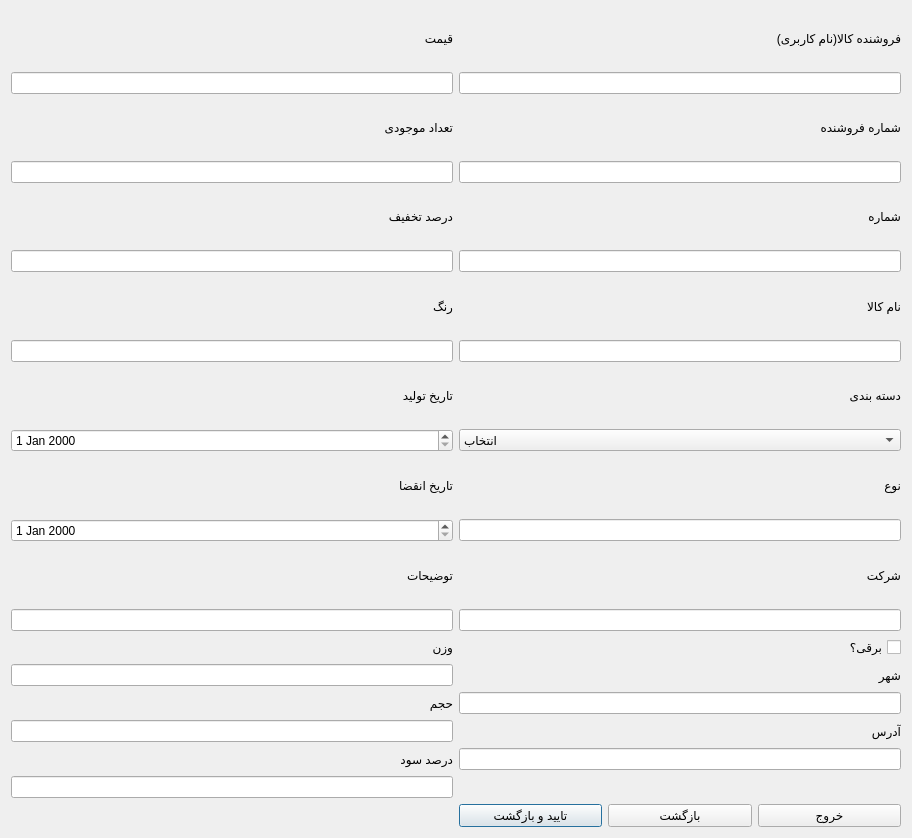
Old version of the form editcommoditydialog.ui in the repository Alireza8hi/Project-DigiKala.
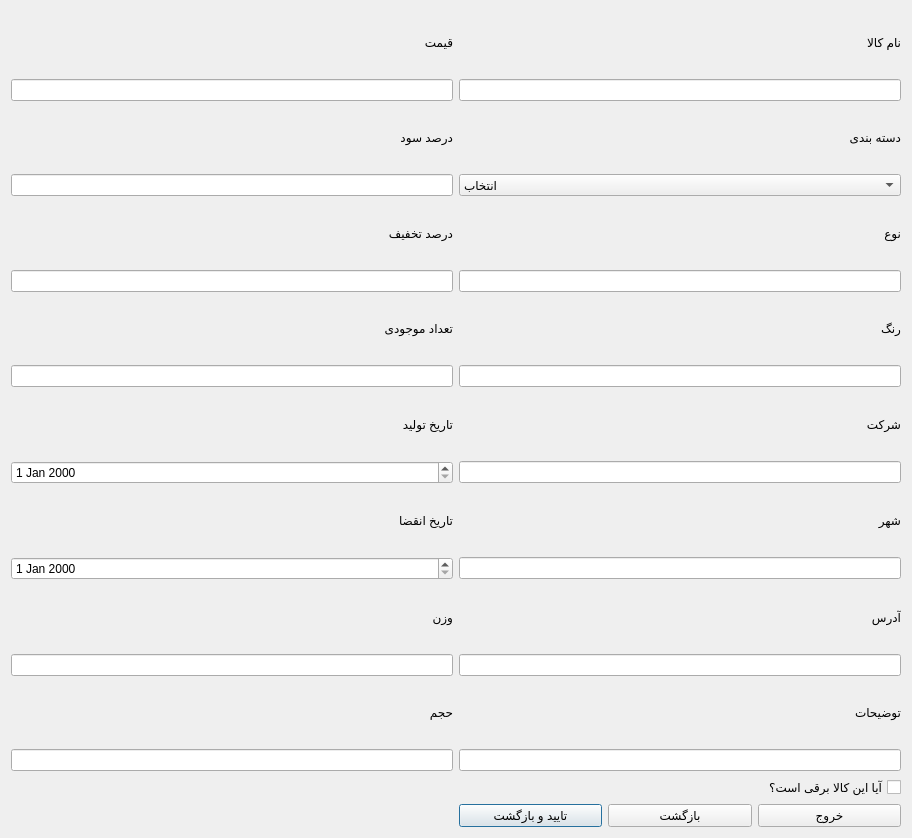
New version of the form.

Diff of the .ui file:
```diff
--- a/editcommoditydialog.ui
+++ b/editcommoditydialog.ui
@@ -14,179 +14,165 @@
    <string>Dialog</string>
   </property>
   <layout class="QGridLayout" name="gridLayout">
-   <item row="8" column="0">
-    <widget class="QLabel" name="label_10">
-     <property name="text">
-      <string>تاریخ تولید</string>
-     </property>
-    </widget>
-   </item>
-   <item row="11" column="0">
-    <widget class="QDateEdit" name="ExpirationDateDe"/>
-   </item>
-   <item row="3" column="0">
-    <widget class="QLineEdit" name="NumOfSellLe"/>
-   </item>
-   <item row="0" column="0">
-    <widget class="QLabel" name="label_6">
-     <property name="text">
-      <string>قیمت</string>
-     </property>
-    </widget>
-   </item>
    <item row="1" column="0">
     <widget class="QLineEdit" name="CostLe"/>
    </item>
-   <item row="10" column="0">
-    <widget class="QLabel" name="label_11">
-     <property name="text">
-      <string>تاریخ انقضا</string>
-     </property>
-    </widget>
-   </item>
-   <item row="19" column="0">
-    <widget class="QLineEdit" name="ProfitPercentLe"/>
-   </item>
-   <item row="13" column="0">
-    <widget class="QLineEdit" name="DescriptionLe"/>
-   </item>
-   <item row="4" column="0">
-    <widget class="QLabel" name="label_8">
-     <property name="text">
-      <string>درصد تخفیف</string>
-     </property>
-    </widget>
-   </item>
-   <item row="2" column="1">
-    <widget class="QLabel" name="label_17">
-     <property name="text">
-      <string>شماره فروشنده</string>
-     </property>
-    </widget>
-   </item>
-   <item row="5" column="1">
-    <widget class="QLineEdit" name="NumberLe"/>
-   </item>
-   <item row="17" column="0">
+   <item row="15" column="0">
     <widget class="QLineEdit" name="VolumeLe"/>
    </item>
+   <item row="27" column="1">
+    <layout class="QHBoxLayout" name="horizontalLayout">
+     <item>
+      <widget class="QPushButton" name="ConfirmAndReturnBtn">
+       <property name="text">
+        <string>تایید و بازگشت</string>
+       </property>
+      </widget>
+     </item>
+     <item>
+      <widget class="QPushButton" name="ReturnBtn">
+       <property name="text">
+        <string>بازگشت</string>
+       </property>
+      </widget>
+     </item>
+     <item>
+      <widget class="QPushButton" name="ExitBtn">
+       <property name="text">
+        <string>خروج</string>
+       </property>
+      </widget>
+     </item>
+    </layout>
+   </item>
+   <item row="13" column="1">
+    <widget class="QLineEdit" name="AddressLe"/>
+   </item>
+   <item row="5" column="0">
+    <widget class="QLineEdit" name="DiscountPercentLe"/>
+   </item>
    <item row="9" column="0">
     <widget class="QDateEdit" name="ProductionDateDe"/>
    </item>
-   <item row="16" column="0">
+   <item row="7" column="1">
+    <widget class="QLineEdit" name="ColorLe"/>
+   </item>
+   <item row="4" column="1">
+    <widget class="QLabel" name="label_4">
+     <property name="text">
+      <string>نوع</string>
+     </property>
+    </widget>
+   </item>
+   <item row="5" column="1">
+    <widget class="QLineEdit" name="TypeLe"/>
+   </item>
+   <item row="12" column="1">
+    <widget class="QLabel" name="label_20">
+     <property name="text">
+      <string>آدرس</string>
+     </property>
+    </widget>
+   </item>
+   <item row="14" column="0">
     <widget class="QLabel" name="label_14">
      <property name="text">
       <string>حجم</string>
      </property>
     </widget>
    </item>
-   <item row="1" column="1">
-    <widget class="QLineEdit" name="OwnerLe"/>
+   <item row="6" column="1">
+    <widget class="QLabel" name="label_9">
+     <property name="text">
+      <string>رنگ</string>
+     </property>
+    </widget>
    </item>
-   <item row="3" column="1">
-    <widget class="QLineEdit" name="OwnerPhoneNumber"/>
-   </item>
-   <item row="0" column="1">
-    <widget class="QLabel" name="label_16">
+   <item row="2" column="1">
+    <widget class="QLabel" name="label_3">
      <property name="text">
-      <string>فروشنده کالا(نام کاربری)</string>
+      <string>دسته بندی</string>
      </property>
     </widget>
    </item>
-   <item row="7" column="0">
-    <widget class="QLineEdit" name="ColorLe"/>
-   </item>
-   <item row="5" column="0">
-    <widget class="QLineEdit" name="DiscountPercentLe"/>
-   </item>
-   <item row="12" column="0">
+   <item row="14" column="1">
     <widget class="QLabel" name="label_12">
      <property name="text">
       <string>توضیحات</string>
      </property>
     </widget>
    </item>
-   <item row="15" column="0">
+   <item row="4" column="0">
+    <widget class="QLabel" name="label_8">
+     <property name="text">
+      <string>درصد تخفیف</string>
+     </property>
+    </widget>
+   </item>
+   <item row="7" column="0">
+    <widget class="QLineEdit" name="NumberLe"/>
+   </item>
+   <item row="3" column="0">
+    <widget class="QLineEdit" name="ProfitPercentLe"/>
+   </item>
+   <item row="11" column="1">
+    <widget class="QLineEdit" name="CityLe"/>
+   </item>
+   <item row="0" column="1">
+    <widget class="QLabel" name="label_21">
+     <property name="text">
+      <string>نام کالا</string>
+     </property>
+    </widget>
+   </item>
+   <item row="13" column="0">
     <widget class="QLineEdit" name="WeightLe"/>
    </item>
-   <item row="14" column="0">
+   <item row="12" column="0">
     <widget class="QLabel" name="label_13">
      <property name="text">
       <string>وزن</string>
      </property>
     </widget>
    </item>
-   <item row="4" column="1">
-    <widget class="QLabel" name="label_2">
+   <item row="9" column="1">
+    <widget class="QLineEdit" name="CompanyLe"/>
+   </item>
+   <item row="10" column="0">
+    <widget class="QLabel" name="label_11">
      <property name="text">
-      <string>شماره</string>
+      <string>تاریخ انقضا</string>
      </property>
     </widget>
    </item>
-   <item row="18" column="0">
+   <item row="11" column="0">
+    <widget class="QDateEdit" name="ExpirationDateDe"/>
+   </item>
+   <item row="15" column="1">
+    <widget class="QLineEdit" name="DescriptionLe"/>
+   </item>
+   <item row="2" column="0">
     <widget class="QLabel" name="label_15">
      <property name="text">
       <string>درصد سود</string>
      </property>
     </widget>
    </item>
-   <item row="2" column="0">
+   <item row="8" column="0">
+    <widget class="QLabel" name="label_10">
+     <property name="text">
+      <string>تاریخ تولید</string>
+     </property>
+    </widget>
+   </item>
+   <item row="6" column="0">
     <widget class="QLabel" name="label_7">
      <property name="text">
       <string>تعداد موجودی</string>
      </property>
     </widget>
    </item>
-   <item row="6" column="0">
-    <widget class="QLabel" name="label_9">
-     <property name="text">
-      <string>رنگ</string>
-     </property>
-    </widget>
-   </item>
-   <item row="22" column="1">
-    <layout class="QHBoxLayout" name="horizontalLayout">
-     <item>
-      <widget class="QPushButton" name="ConfirmAndReturnBtn">
-       <property name="text">
-        <string>تایید و بازگشت</string>
-       </property>
-      </widget>
-     </item>
-     <item>
-      <widget class="QPushButton" name="ReturnBtn">
-       <property name="text">
-        <string>بازگشت</string>
-       </property>
-      </widget>
-     </item>
-     <item>
-      <widget class="QPushButton" name="ExitBtn">
-       <property name="text">
-        <string>خروج</string>
-       </property>
-      </widget>
-     </item>
-    </layout>
-   </item>
-   <item row="6" column="1">
-    <widget class="QLabel" name="label_21">
-     <property name="text">
-      <string>نام کالا</string>
-     </property>
-    </widget>
-   </item>
-   <item row="7" column="1">
-    <widget class="QLineEdit" name="NameLe"/>
-   </item>
-   <item row="8" column="1">
-    <widget class="QLabel" name="label_3">
-     <property name="text">
-      <string>دسته بندی</string>
-     </property>
-    </widget>
-   </item>
-   <item row="9" column="1">
+   <item row="3" column="1">
     <widget class="QComboBox" name="CategoryCombo">
      <item>
       <property name="text">
@@ -265,59 +251,43 @@
      </item>
     </widget>
    </item>
+   <item row="1" column="1">
+    <widget class="QLineEdit" name="NameLe"/>
+   </item>
    <item row="10" column="1">
-    <widget class="QLabel" name="label_4">
+    <widget class="QLabel" name="label_19">
      <property name="text">
-      <string>نوع</string>
+      <string>شهر</string>
      </property>
     </widget>
    </item>
-   <item row="11" column="1">
-    <widget class="QLineEdit" name="TypeLe"/>
+   <item row="0" column="0">
+    <widget class="QLabel" name="label_6">
+     <property name="text">
+      <string>قیمت</string>
+     </property>
+    </widget>
    </item>
-   <item row="12" column="1">
+   <item row="8" column="1">
     <widget class="QLabel" name="label_18">
      <property name="text">
       <string>شرکت</string>
      </property>
     </widget>
    </item>
-   <item row="13" column="1">
-    <widget class="QLineEdit" name="CompanyLe"/>
-   </item>
-   <item row="14" column="1">
+   <item row="16" column="1">
     <widget class="QCheckBox" name="IsElectricCB">
      <property name="layoutDirection">
       <enum>Qt::RightToLeft</enum>
      </property>
      <property name="text">
-      <string>برقی؟</string>
+      <string>آیا این کالا برقی است؟</string>
      </property>
      <property name="tristate">
       <bool>false</bool>
      </property>
     </widget>
    </item>
-   <item row="15" column="1">
-    <widget class="QLabel" name="label_19">
-     <property name="text">
-      <string>شهر</string>
-     </property>
-    </widget>
-   </item>
-   <item row="16" column="1">
-    <widget class="QLineEdit" name="CityLe"/>
-   </item>
-   <item row="17" column="1">
-    <widget class="QLabel" name="label_20">
-     <property name="text">
-      <string>آدرس</string>
-     </property>
-    </widget>
-   </item>
-   <item row="18" column="1">
-    <widget class="QLineEdit" name="AddressLe"/>
-   </item>
   </layout>
  </widget>
  <resources/>
```
